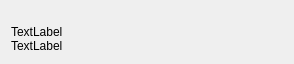
This is src/LLMChat/chatItemWidget.ui in BingHanLin/pybind11_Qt_Console as Qt 5 draws it before an edit. The edited form follows.
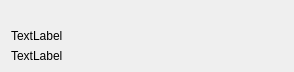
This is the edited form.

Commit message: add add/delete order api to LLM.

The edit to the form file:
```diff
--- a/src/LLMChat/chatItemWidget.ui
+++ b/src/LLMChat/chatItemWidget.ui
@@ -15,7 +15,16 @@
   </property>
   <layout class="QVBoxLayout" name="verticalLayout" stretch="0,1,0">
    <property name="spacing">
-    <number>0</number>
+    <number>6</number>
+   </property>
+   <property name="topMargin">
+    <number>9</number>
+   </property>
+   <property name="rightMargin">
+    <number>9</number>
+   </property>
+   <property name="bottomMargin">
+    <number>9</number>
    </property>
    <item>
     <widget class="QLabel" name="avatorLabel">
```
The commit also changes 2 other files.
